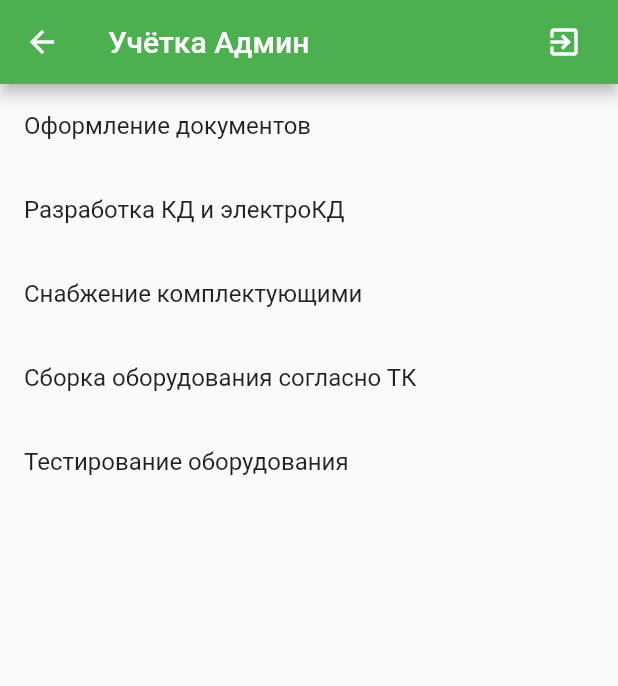
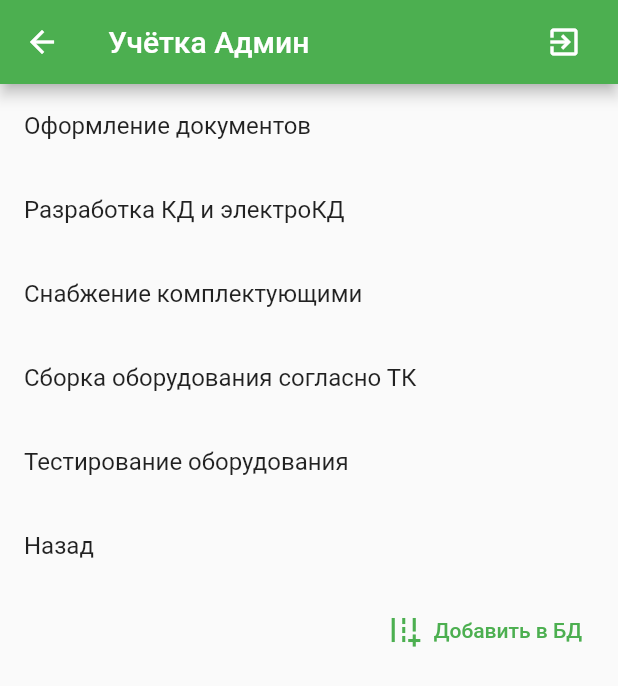
Before and after one commit to Lightbpk/worktracker, a Flutter app: the AdminPage screen opened directly, after a tap on "Установить дэдлайны", on a phone screen of 412 x 824 dp. Shown: the top 686 px of the screen. Run offline on Flutter 3.47's test engine with Material 2 defaults, Android fonts, the phone set to English and light mode, and no system bars; our stand-ins replace datetime_picker_formfield, firebase_auth, firebase_core, firebase_database, fluttertoast; accounts and stored records are empty.

Commit message:
add-utton

```diff
--- a/lib/Pages/admin-page.dart
+++ b/lib/Pages/admin-page.dart
@@ -52,7 +52,6 @@ class _AdminPageState extends State<AdminPage> {
     );
   }
   Widget _startWidget(){
-
     return Container(
       child: new Column(
         children: <Widget>[
@@ -82,11 +81,13 @@ class _AdminPageState extends State<AdminPage> {
               loadStartWidget = false;
               currentWidget = ListView.builder(itemBuilder: (context, i){
                 if(i < nodeList.length) return ListTile(title: Text(nodeList[i].nodeName),);
-                else return ListTile(title: Text(''));
+                else if(i == nodeList.length) return ListTile(title: Text("Назад"),
+                onTap: (){
+                  setState(() {
+                    loadStartWidget = true;
                   });
-            });
-          }, icon: Icon(Icons.timeline), label: Text("Установить дэдлайны")),
-          new TextButton.icon(
+                },);
+                else if(i == nodeList.length+1) return ListTile(trailing:           new TextButton.icon(
                     onPressed: () {
                       showDialog(
                           context: context,
@@ -106,6 +107,9 @@ class _AdminPageState extends State<AdminPage> {
                                       Navigator.of(context).pop();
                                       _adminFormKey.currentState.save();
                                       addContract();
+                                      setState(() {
+                                        loadStartWidget = true;
+                                      });
                                     },
                                     child: new Text("ОК"))
                               ],
@@ -113,8 +117,11 @@ class _AdminPageState extends State<AdminPage> {
                           });
                     },
                     icon: Icon(Icons.add_road),
-              label: new Text('Добавить проект')),
-
+                    label: new Text('Добавить в БД')),);
+                 else return ListTile(title: Text(''));
+              });
+            });
+          }, icon: Icon(Icons.timeline), label: Text("Установить дэдлайны")),
         ],
       ),
     );
```
Also changed, not shown: pubspec.lock. Lines whose indentation alone changed are shown as unchanged.
